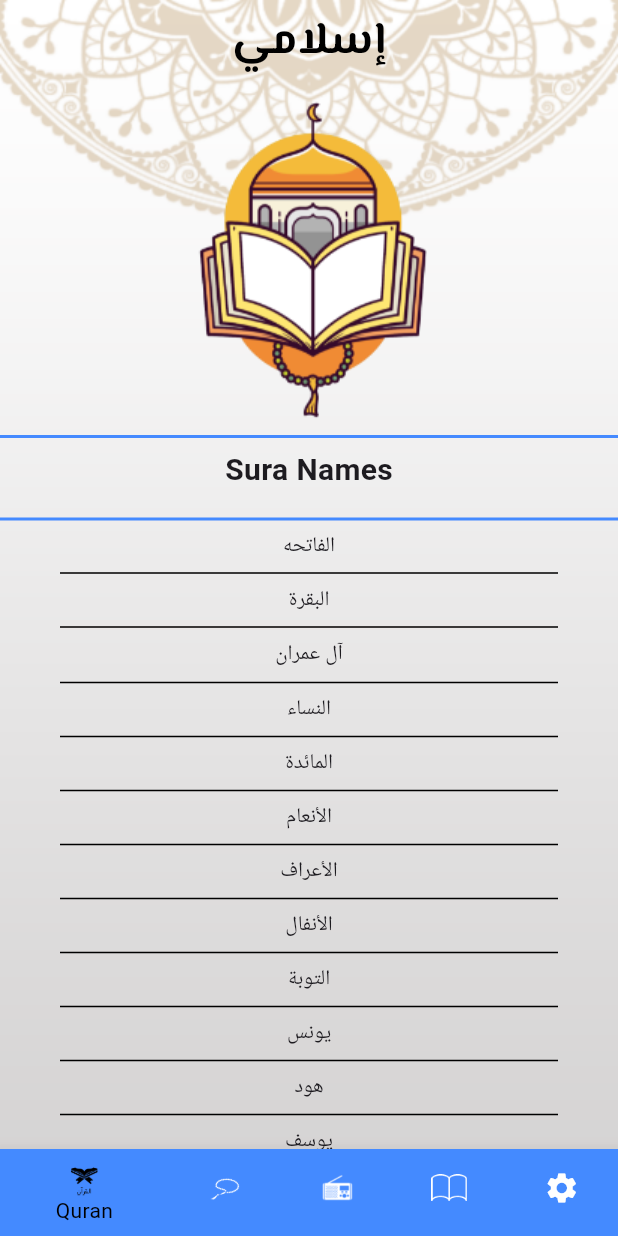
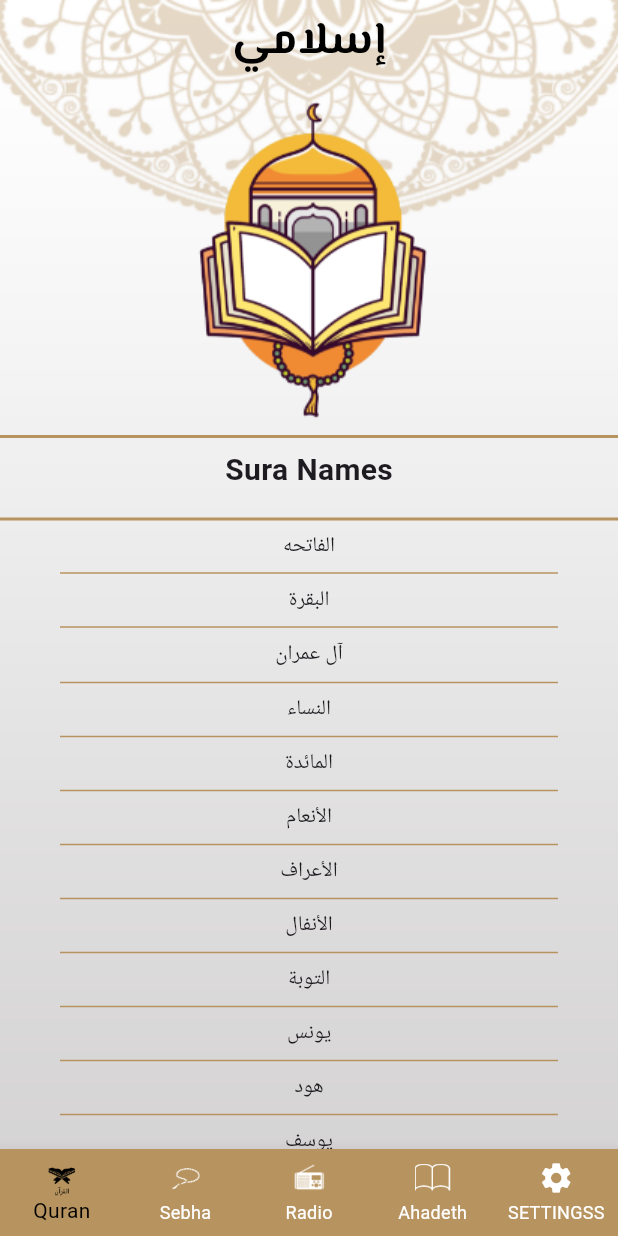
Before and after one commit to AhmedMashaly93/islami-app, a Flutter app: the screen it shows after launch, on a phone screen of 412 x 824 dp. Run offline on Flutter 3.47's test engine with Material 3 defaults, Android fonts, the phone set to English and light mode, and no system bars; our stand-ins replace google_fonts.

```diff
--- a/lib/Sura-Details.dart
+++ b/lib/Sura-Details.dart
@@ -2,6 +2,7 @@ import 'package:flutter/cupertino.dart';
 import 'package:flutter/material.dart';
 import 'package:flutter/services.dart';
 import 'package:islami_app/suraModel.dart';
+import 'package:islami_app/theme%20data.dart';
 
 class SuraDetails extends StatefulWidget {
   static const String routeName = "SuraDetails";
@@ -36,7 +37,7 @@ class _SuraDetailsState extends State<SuraDetails> {
             shape: OutlineInputBorder(borderRadius: BorderRadius.circular(18)),
             child: ListView.separated(
               separatorBuilder: (context, index) =>
-                  const Divider(thickness: 1,endIndent: 40,indent: 40),
+                  const Divider(thickness: 1,endIndent: 40,indent: 40,color:MythemeData.Primary ),
               itemBuilder: (context, index) {
                 return Directionality(
                   textDirection: TextDirection.rtl,
--- a/lib/homescreen.dart
+++ b/lib/homescreen.dart
@@ -5,6 +5,7 @@ import 'package:islami_app/tabs/Quran.dart';
 import 'package:islami_app/tabs/ahadeethTab.dart';
 import 'package:islami_app/tabs/Sebha.dart';
 import 'package:islami_app/tabs/Settings.dart';
+import 'package:islami_app/theme%20data.dart';
 
 class HomeScreen extends StatefulWidget {
   static const String routeName = 'HomeScreen';
@@ -30,7 +31,7 @@ class _HomeScreenState extends State<HomeScreen> {
           ),
         ),
         bottomNavigationBar: BottomNavigationBar(
-          backgroundColor: Colors.blueAccent,
+          backgroundColor: MythemeData.Primary,
           currentIndex: index,
           onTap: (value) {
             index = value;
@@ -42,20 +43,20 @@ class _HomeScreenState extends State<HomeScreen> {
             BottomNavigationBarItem(
                 icon: ImageIcon(AssetImage("assets/images/al quran.png")),
                 label: "Quran",
-                backgroundColor: Colors.blueAccent),
+                backgroundColor: MythemeData.Primary),
             BottomNavigationBarItem(
                 icon: ImageIcon(AssetImage("assets/images/sebha.png")),
-                label: "Sebha", backgroundColor: Colors.transparent),
+                label: "Sebha", backgroundColor: MythemeData.Primary),
             BottomNavigationBarItem(
                 icon: ImageIcon(AssetImage("assets/images/radio.png")),
-                label: "Radio", backgroundColor: Colors.transparent),
+                label: "Radio", backgroundColor: MythemeData.Primary),
             BottomNavigationBarItem(
                 icon: ImageIcon(AssetImage("assets/images/quran.png")),
                 label: "Ahadeth",
-                backgroundColor: Colors.transparent),
+                backgroundColor: MythemeData.Primary),
             BottomNavigationBarItem(
                 icon: Icon(Icons.settings), label: "SETTINGSS",
-                backgroundColor: Colors.transparent),
+                backgroundColor: MythemeData.Primary),
           ],
         ),
       body:tabs[index], ),
--- a/lib/tabs/Quran.dart
+++ b/lib/tabs/Quran.dart
@@ -2,6 +2,7 @@ import 'package:flutter/material.dart';
 import 'package:google_fonts/google_fonts.dart';
 import 'package:islami_app/Sura-Details.dart';
 import 'package:islami_app/suraModel.dart';
+import 'package:islami_app/theme%20data.dart';
 
 class QuranTab extends StatelessWidget {
   List<String> SuraName = [
@@ -128,7 +129,7 @@ class QuranTab extends StatelessWidget {
         children: [
           Image.asset("assets/images/quran_image.png"),
           Divider(
-            color: Colors.blueAccent,
+            color: MythemeData.Primary,
             thickness: 2,
           ),
           Text("Sura Names",
@@ -136,13 +137,13 @@ class QuranTab extends StatelessWidget {
           SizedBox(
             height: 10,
           ),
-          Divider(color: Colors.blueAccent, thickness: 2),
+          Divider(color: MythemeData.Primary, thickness: 2),
           Expanded(
             child: ListView.separated(
               separatorBuilder: (context, index) {
                 return Divider(
                   thickness: 1,
-                  color: Colors.black,
+                  color: MythemeData.Primary,
                   indent: 40,
                   endIndent: 40,
                 );
--- a/lib/theme data.dart
+++ b/lib/theme data.dart
@@ -0,0 +1,20 @@
+import 'package:flutter/material.dart';
+
+class MythemeData{
+static const Color Primary=Color(0XFFB7935F);
+  static ThemeData Lighttheme=ThemeData(
+      textTheme: TextTheme(
+      ),
+      scaffoldBackgroundColor: Colors.transparent,
+      appBarTheme: AppBarTheme(iconTheme: IconThemeData(color: Colors.black),
+          centerTitle: true,
+          elevation: 0.0,
+          backgroundColor: Colors.transparent),
+      bottomNavigationBarTheme: BottomNavigationBarThemeData(
+        type: BottomNavigationBarType.fixed,
+          backgroundColor: MythemeData.Primary,
+          selectedItemColor: Colors.black, unselectedItemColor: Colors.white));
+  static ThemeData Darktheme=ThemeData(
+      textTheme: TextTheme(
+      ));
+}
```
Also changed, not shown: lib/main.dart (+13 -17 lines), lib/tabs/ahadeethTab.dart (+27 -13 lines), lib/tabs/hadeethdetails.dart (added, +44 -0 lines), lib/tabs/load.dart (added).
